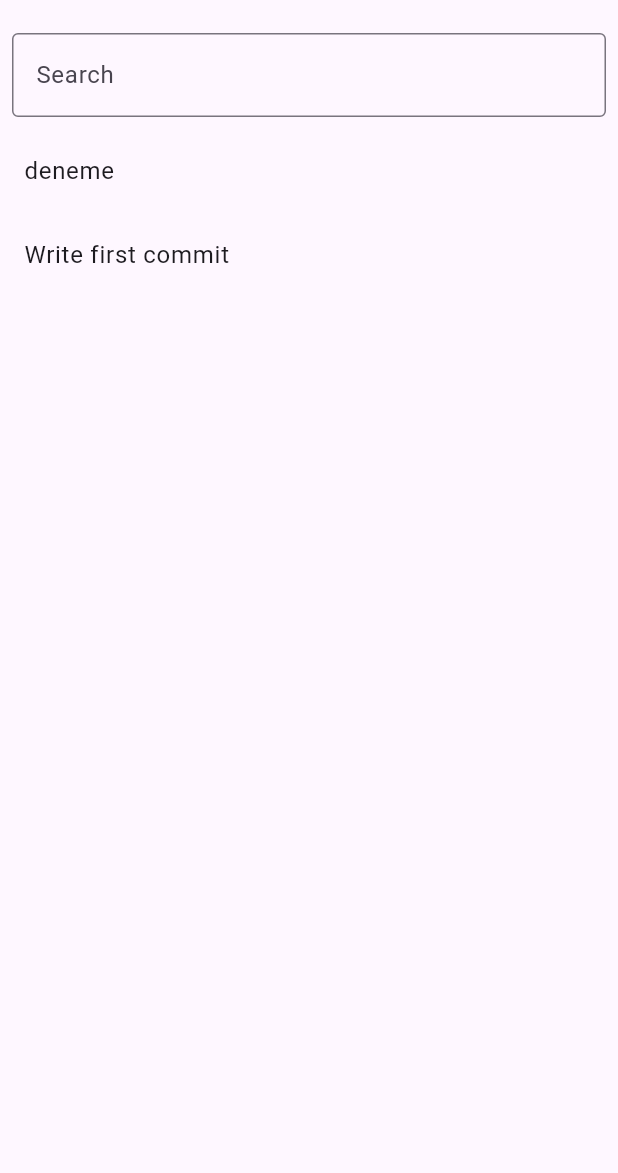
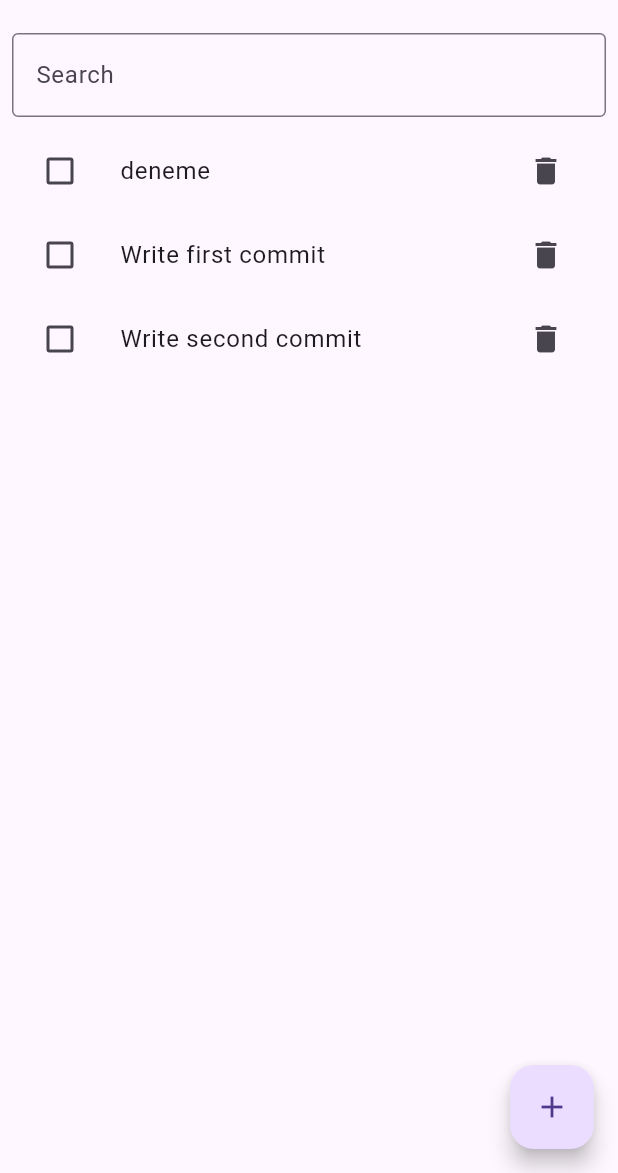
Before and after one commit to esrakalkann/Flutter_todo_project, a Flutter app: the screen it shows after launch, on a phone screen of 412 x 824 dp, the part 63-1236 px from its top. Run offline on Flutter 3.47's test engine with Material 3 defaults, Android fonts, the phone set to English and light mode, and no system bars; our stand-ins replace bloc, flutter_bloc.

Commit message:
toggle, ekleme ve silme özellikleri eklendi; loadTodos fonksiyonu yeniden yazıldı

```diff
--- a/lib/main.dart
+++ b/lib/main.dart
@@ -1,23 +1,24 @@
 import 'package:flutter/material.dart';
 import 'package:flutter_application_1/todo/todo_screen.dart';
+import 'package:flutter_bloc/flutter_bloc.dart';
+import 'package:flutter_application_1/todo/todo_cubit.dart';
 
 void main() {
-  runApp(const MyApp());
+  runApp(
+    BlocProvider(
+      create: (context) => ToDoCubit(),
+      child: const MyApp(),
+    ),
+  );
+}
 
-}
-  class MyApp extends StatelessWidget{
+class MyApp extends StatelessWidget {
   const MyApp({super.key});
-
 
   @override
   Widget build(BuildContext context) {
     return MaterialApp(
-          //debugShowCheckedModeBanner: false,
-          home: TodoScreen(),
+      home: ToDoScreen(),
     );
-
-
-
   }
-
 }
--- a/lib/models/todo.dart
+++ b/lib/models/todo.dart
@@ -1,17 +1,19 @@
-class Todo {
+class ToDoModel {
+
+
   final int id;
   final String text;
   final bool isCompleted;
 
-  Todo({
+  ToDoModel({
     required this.id,
     required this.text,
     this.isCompleted = false,
   });
 
   //tamamlanıp tamamlanmama durumu
-  Todo toggleCompletion() {
-    return Todo(
+  ToDoModel toggleCompletion() {
+    return ToDoModel(
       id: id,
       text: text,
       isCompleted: !isCompleted,
--- a/lib/todo/todo_screen.dart
+++ b/lib/todo/todo_screen.dart
@@ -1,64 +1,93 @@
 import 'package:flutter/material.dart';
+import 'package:flutter_application_1/todo/todo_cubit.dart';
 import 'package:flutter_bloc/flutter_bloc.dart';
-import 'package:flutter_application_1/todo/todo_cubit.dart';
-import 'package:flutter_application_1/models/todo.dart';
+import 'package:flutter_application_1/pages/add_todo.dart';
 
-class TodoScreen extends StatefulWidget {
-  const TodoScreen({super.key});
-
-  @override
-  State<TodoScreen> createState() => _TodoScreenState();
-}
-
-class _TodoScreenState extends State<TodoScreen> {
-  final TextEditingController _searchController = TextEditingController();
-  String _searchText = '';
+class ToDoScreen extends StatelessWidget {
+  const ToDoScreen({super.key});
 
   @override
   Widget build(BuildContext context) {
     return BlocProvider(
-      create: (context) => TodoCubit(),
+      create: (context) => ToDoCubit(),
       child: Scaffold(
-        appBar: AppBar(
-          title: const Text('Todo List'),
-        ),
+        appBar: AppBar(title: const Text('Todo List')),
+
         body: Column(
           children: [
+            // Search bar
             Padding(
               padding: const EdgeInsets.all(8.0),
-              child: TextField(
-                controller: _searchController,
-                decoration: const InputDecoration(
-                  labelText: 'Search',
-                  border: OutlineInputBorder(),
-                ),
-                onChanged: (value) {
-                  setState(() {
-                    _searchText = value.toLowerCase();
-                  });
-                },
-              ),
-            ),
-            Expanded(
-              child: BlocBuilder<TodoCubit, List<ToDo>>(
-                builder: (context, todos) {
-                  final filteredTodos = todos.where((todo) {
-                    return todo.text.toLowerCase().contains(_searchText);
-                  }).toList();
-
-                  return ListView.builder(
-                    itemCount: filteredTodos.length,
-                    itemBuilder: (context, index) {
-                      final todo = filteredTodos[index];
-                      return ListTile(
-                        title: Text(todo.text),
-                      );
+              child: BlocBuilder<ToDoCubit, ToDoState>(
+                builder: (context, state) {
+                  return TextField(
+                    decoration: const InputDecoration(
+                      labelText: 'Search',
+                      border: OutlineInputBorder(),
+                    ),
+                    onChanged: (value) {
+                      context.read<ToDoCubit>().searchTodos(value);
                     },
                   );
                 },
               ),
             ),
+
+            // Todo list
+            Expanded(
+              child: BlocBuilder<ToDoCubit, ToDoState>(
+                builder: (context, state) {
+                  if (state is ToDoLoading) {
+                    return const Center(child: CircularProgressIndicator());
+                  } else if (state is ToDoError) {
+                    return Center(child: Text('Error: ${state.message}'));
+                  } else if (state is ToDoLoaded) {
+                    final todos = state.toDoList;
+
+                    return ListView.builder(
+                      itemCount: todos.length,
+                      itemBuilder: (context, index) {
+                        final todo = todos[index];
+                        return ListTile(
+                          title: Text(
+                            todo.text,
+                            style: TextStyle(
+                              decoration: todo.isCompleted
+                                  ? TextDecoration.lineThrough
+                                  : TextDecoration.none,
+                            ),
+                          ),
+                          leading: Checkbox(
+                            value: todo.isCompleted,
+                            onChanged: (_) {
+                              context.read<ToDoCubit>().toggleTask(todo.id);
+                            },
+                          ),
+                          trailing: IconButton(
+                            icon: const Icon(Icons.delete),
+                            onPressed: () {
+                              context.read<ToDoCubit>().deleteTodo(todo);
+                            },
+                          ),
+                        );
+                      },
+                    );
+                  }
+                  return const Center(child: Text('No todos found'));
+                },
+              ),
+            ),
           ],
+        ),
+
+        floatingActionButton: FloatingActionButton(
+          onPressed: () {
+            showDialog(
+              context: context,
+              builder: (context) => const AddTaskDialog(),
+            );
+          },
+          child: const Icon(Icons.add),
         ),
       ),
     );
--- a/lib/todo/todo_state.dart
+++ b/lib/todo/todo_state.dart
@@ -1,18 +1,19 @@
-import 'package:flutter/foundation.dart';
-import 'package:flutter_application_1/todo/todo_cubit.dart';
-
+part of 'todo_cubit.dart';
 
 @immutable
-abstract class TodoState {}
+//kendisinden başka sınıf üretilemez
+sealed class ToDoState {}
 
-class TodoInitial extends TodoState {}
+final class ToDoInitial extends ToDoState {}
 
-class TodoLoaded extends TodoState {
-  final List<ToDo> todos;
-  TodoLoaded(this.todos);
+class ToDoLoading extends ToDoState {}
+
+class ToDoLoaded extends ToDoState {
+  final List<ToDoModel> toDoList;
+  ToDoLoaded(this.toDoList);
 }
 
-class TodoError extends TodoState {
+class ToDoError extends ToDoState {
   final String message;
-  TodoError(this.message);
+  ToDoError(this.message);
 }
```
Also changed, not shown: lib/pages/add_todo.dart (added, +38 -0 lines), lib/todo/todo_cubit.dart (+64 -25 lines), lib/cubit/cubit_state.dart (deleted), lib/cubit/cubit_task.dart (deleted). Lines whose indentation alone changed are shown as unchanged.
